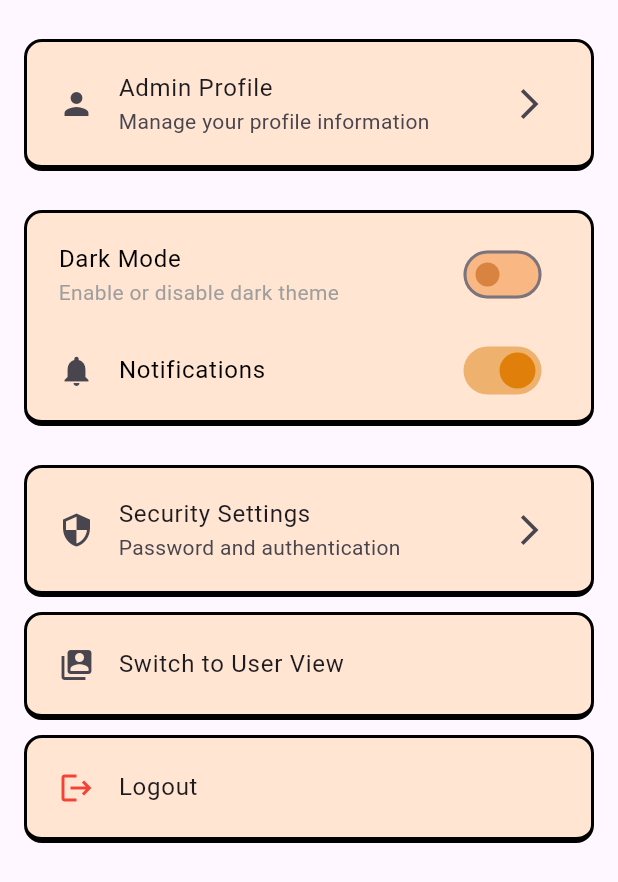
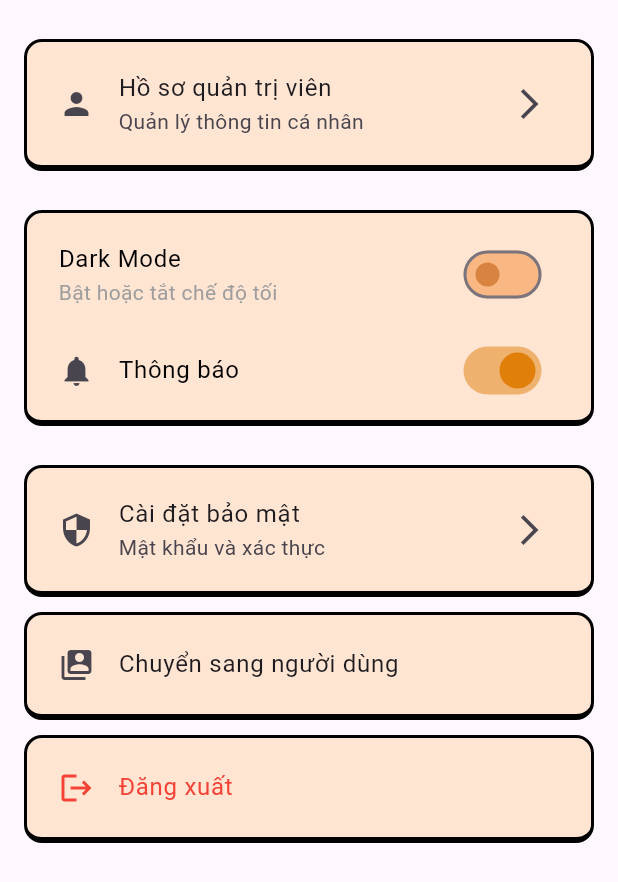
Before and after one commit to CCVpopular/appgiaohang, a Flutter app: the SettingsAdminScreen widget shown alone on an empty page, opened directly, on a phone screen of 412 x 824 dp. Shown: the top 882 px of the screen. Run offline on Flutter 3.47's test engine with Material 3 defaults, Android fonts, the phone set to English and light mode, and no system bars; our stand-ins replace dio, firebase_core, fl_chart, flutter_svg, geocoding, geolocator and 3 more; missing offline and left inert: flutter_stripe, vietmap_flutter_gl, vietmap_flutter_navigation; accounts and stored records are empty; network calls fail.

Commit message:
Translate admin screens to Vietnamese and update UI text

```diff
--- a/lib/screens/admin/settings_admin_screen.dart
+++ b/lib/screens/admin/settings_admin_screen.dart
@@ -22,15 +22,15 @@ class _SettingsAdminScreenState extends State<SettingsAdminScreen> {
       context: context,
       builder: (BuildContext context) {
         return AlertDialog(
-          title: const Text('Logout'),
-          content: const Text('Are you sure you want to logout?'),
+          title: const Text('Đăng xuất'),
+          content: const Text('Bạn có chắc chắn đăng xuất?'),
           actions: [
             TextButton(
-              child: const Text('Cancel'),
+              child: const Text('Huỷ'),
               onPressed: () => Navigator.of(context).pop(),
             ),
             TextButton(
-              child: const Text('Logout'),
+              child: const Text('Đăng xuất'),
               onPressed: () async {
                 await AuthProvider.logout();
                 if (!mounted) return;
@@ -53,8 +53,8 @@ class _SettingsAdminScreenState extends State<SettingsAdminScreen> {
           CustomCard(
             child: ListTile(
               leading: const Icon(Icons.person),
-              title: const Text('Admin Profile'),
-              subtitle: const Text('Manage your profile information'),
+              title: const Text('Hồ sơ quản trị viên'),
+              subtitle: const Text('Quản lý thông tin cá nhân'),
               trailing: const Icon(Icons.arrow_forward_ios),
               onTap: () {
                 // Navigate to profile management
@@ -67,14 +67,14 @@ class _SettingsAdminScreenState extends State<SettingsAdminScreen> {
               children: [
                 CustomSwitchListTile(
                   title: 'Dark Mode',
-                  subtitle: 'Enable or disable dark theme',
+                  subtitle: 'Bật hoặc tắt chế độ tối',
                   value: themeProvider.isDarkMode,
                   onChanged: (value) {
                     themeProvider.toggleTheme();
                   },
                 ),
                 CustomSwitchListTile(
-                  title: 'Notifications',
+                  title: 'Thông báo',
                   secondary: const Icon(Icons.notifications),
                   value: _notifications,
                   onChanged: (value) {
@@ -90,8 +90,8 @@ class _SettingsAdminScreenState extends State<SettingsAdminScreen> {
           CustomCard(
             child: ListTile(
               leading: const Icon(Icons.security),
-              title: const Text('Security Settings'),
-              subtitle: const Text('Password and authentication'),
+              title: const Text('Cài đặt bảo mật'),
+              subtitle: const Text('Mật khẩu và xác thực'),
               trailing: const Icon(Icons.arrow_forward_ios),
               onTap: () {
                 // Navigate to security settings
@@ -101,7 +101,7 @@ class _SettingsAdminScreenState extends State<SettingsAdminScreen> {
           CustomCard(
             child: ListTile(
               leading: const Icon(Icons.switch_account),
-              title: const Text('Switch to User View'),
+              title: const Text('Chuyển sang người dùng'),
               onTap: () {
                 Navigator.pushNamedAndRemoveUntil(context, '/user_home', (route) => false);
               },
@@ -110,7 +110,7 @@ class _SettingsAdminScreenState extends State<SettingsAdminScreen> {
           CustomCard(
             child: ListTile(
               leading: const Icon(Icons.logout, color: Colors.red),
-              title: const Text('Logout'),
+              title: const Text('Đăng xuất', style: TextStyle(color: Colors.red)),
               onTap: _showLogoutDialog,
             ),
           ),
--- a/lib/screens/home_admin_screen.dart
+++ b/lib/screens/home_admin_screen.dart
@@ -24,7 +24,7 @@ class _HomeAdminScreenState extends State<HomeAdminScreen> {
   }
 
   final List<Widget> _pages = [
-    const Center(child: Text('Dashboard')),
+    //const Center(child: Text('Dashboard')),
     const UserManagementScreen(),
     const StoreApprovalScreen(),
     const ShipperManagementScreen(),
@@ -35,18 +35,18 @@ class _HomeAdminScreenState extends State<HomeAdminScreen> {
   @override
   Widget build(BuildContext context) {
     return Scaffold(
-      appBar:const CustomAppBar(title: 'Admin Dashboard'),
+      appBar:const CustomAppBar(title: 'Trang quản trị'),
       body: _pages[_selectedIndex],
       bottomNavigationBar: CustomBottomNavBar(
         child: BottomNavigationBar(
           type: BottomNavigationBarType.fixed,
           items: const [
-            BottomNavigationBarItem(icon: Icon(Icons.dashboard), label: 'Dashboard'),
-            BottomNavigationBarItem(icon: Icon(Icons.people), label: 'Users'),
-            BottomNavigationBarItem(icon: Icon(Icons.store), label: 'Stores'),
+            //BottomNavigationBarItem(icon: Icon(Icons.dashboard), label: 'Dashboard'),
+            BottomNavigationBarItem(icon: Icon(Icons.people), label: 'Người dùng'),
+            BottomNavigationBarItem(icon: Icon(Icons.store), label: 'Cửa hàng'),
             BottomNavigationBarItem(icon: Icon(Icons.delivery_dining), label: 'Shippers'),
-            BottomNavigationBarItem(icon: Icon(Icons.assessment), label: 'Reports'),
-            BottomNavigationBarItem(icon: Icon(Icons.settings), label: 'Settings'),
+            BottomNavigationBarItem(icon: Icon(Icons.assessment), label: 'Báo cáo'),
+            BottomNavigationBarItem(icon: Icon(Icons.settings), label: 'Cài đặt'),
           ],
           currentIndex: _selectedIndex,
           onTap: _onItemTapped,
```
Also changed, not shown: lib/screens/admin/revenue_statistics_screen.dart (+17 -17 lines).
